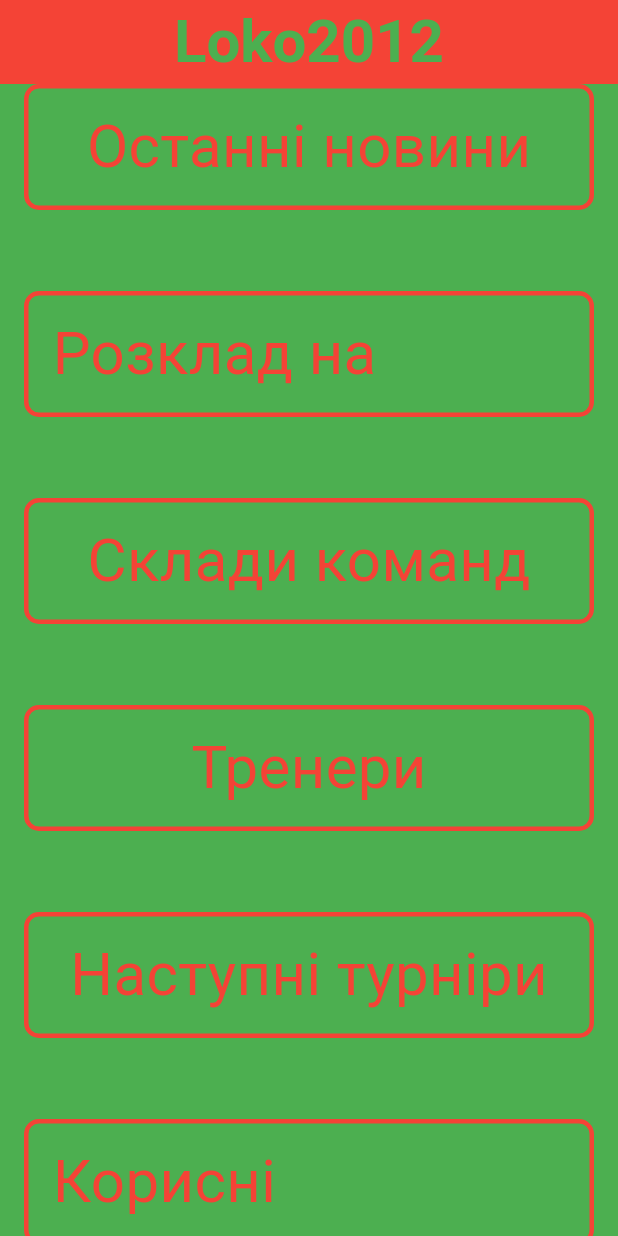
After one commit to Maymik/loco2012, a Flutter app: the screen it shows after launch, on a phone screen of 412 x 824 dp. The commit adds this screen. Run offline on Flutter 3.47's test engine with Material 3 defaults, Android fonts, the phone set to English and light mode, and no system bars; our stand-ins replace auto_route; generated files the repository leaves out were written again.

Commit message:
temp commit

```diff
--- /dev/null
+++ b/lib/screens/dashboard.dart
@@ -0,0 +1,63 @@
+import 'package:auto_route/auto_route.dart';
+import 'package:flutter/material.dart';
+
+import '../widgets/selectField.dart';
+
+@RoutePage()
+class DashboardScreen extends StatefulWidget {
+  const DashboardScreen({super.key, required this.title});
+
+
+  final String title;
+
+  @override
+  State<DashboardScreen> createState() => _DashboardScreenState();
+}
+
+class _DashboardScreenState extends State<DashboardScreen> {
+
+
+
+  @override
+  Widget build(BuildContext context) {
+
+    return Scaffold(
+      backgroundColor: Colors.green,
+
+
+      appBar: AppBar(
+        centerTitle: true,
+        backgroundColor: Colors.red,
+        titleTextStyle:  const TextStyle(color: Colors.green,fontSize: 40,
+            fontWeight: FontWeight.w600),
+
+        title: Text(widget.title),
+      ),
+      body:  Padding( padding: const EdgeInsets.symmetric(horizontal: 16),
+        child: Column(
+          mainAxisAlignment: MainAxisAlignment.center,
+          children: [
+            SelectField(callback: (){}, text: "Останні новини",
+              backgroundColor: Colors.green,),
+            const SizedBox(height: 54,),
+            SelectField(callback: (){}, text: "Розклад на тиждень",
+              backgroundColor: Colors.green,),
+            const SizedBox(height: 54,),
+            SelectField(callback: (){}, text: "Склади команд",
+              backgroundColor: Colors.green,),
+            const SizedBox(height: 54,),
+            SelectField(callback: (){}, text: "Тренери",
+              backgroundColor: Colors.green,),
+            const SizedBox(height: 54,),
+            SelectField(callback: (){}, text: "Наступні турніри"
+              ,backgroundColor: Colors.green,),
+            const SizedBox(height: 54,),
+            SelectField(callback: (){}, text: "Корисні посилання"
+              ,backgroundColor: Colors.green,),
+          ],
+
+        ),
+      ),
+    );
+  }
+}
--- a/lib/screens/news_screen.dart
+++ b/lib/screens/news_screen.dart
@@ -1,5 +1,7 @@
+import 'package:auto_route/annotations.dart';
 import 'package:flutter/material.dart';
 
+@RoutePage()
 class NewsScreen extends StatefulWidget {
   const NewsScreen({super.key,});
 
```
Also changed, not shown: lib/main.dart (+4 -60 lines), lib/navigation/app_router.dart (added, +15 -0 lines), pubspec.yaml (+4 -7 lines), pubspec.lock.
